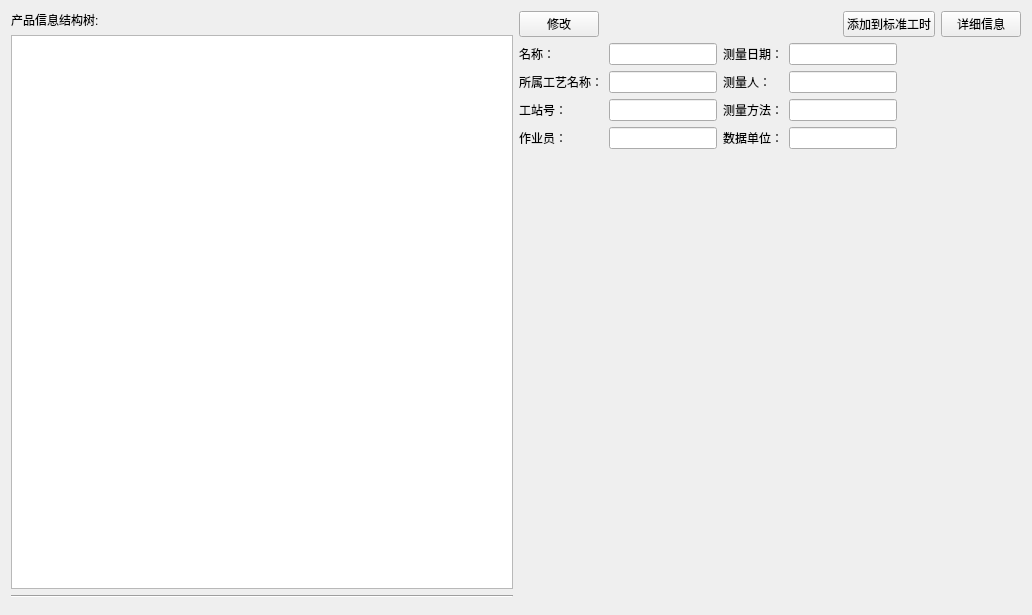
Above: Pwh/pwhmanagement.ui from yukuan1991/product-working-hours before the change. Below: the same form after it.
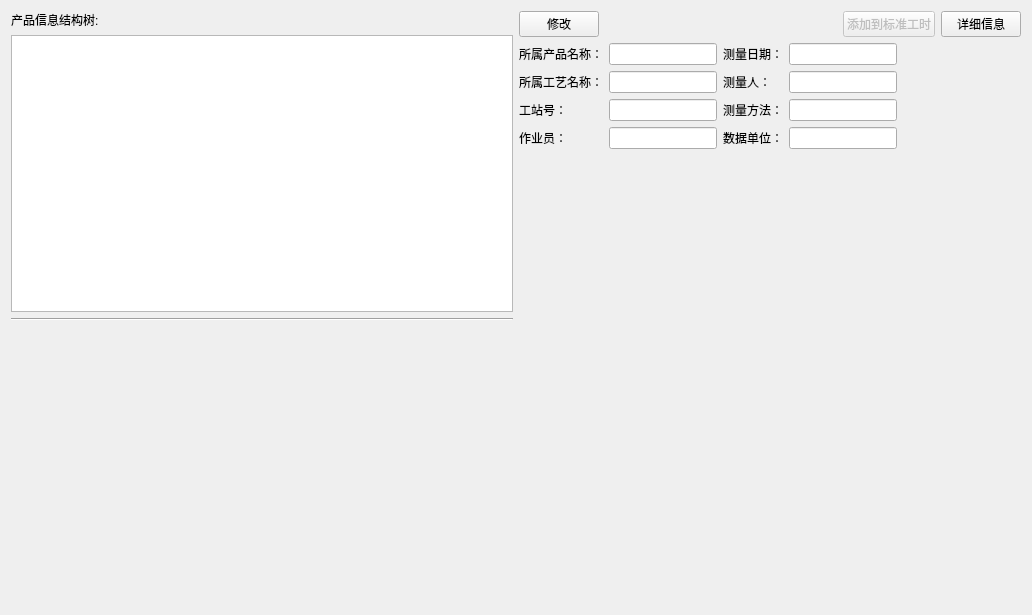
That is the form after the change.

```diff
--- a/Pwh/pwhmanagement.ui
+++ b/Pwh/pwhmanagement.ui
@@ -15,7 +15,7 @@
   </property>
   <layout class="QHBoxLayout" name="horizontalLayout_3">
    <item>
-    <layout class="QVBoxLayout" name="verticalLayout_2">
+    <layout class="QVBoxLayout" name="verticalLayout_2" stretch="0,1,0,1">
      <item>
       <widget class="QLabel" name="label">
        <property name="text">
@@ -63,7 +63,10 @@
         </spacer>
        </item>
        <item>
-        <widget class="QPushButton" name="pushButton_2">
+        <widget class="QPushButton" name="button_add_std">
+         <property name="enabled">
+          <bool>false</bool>
+         </property>
          <property name="text">
           <string>添加到标准工时</string>
          </property>
@@ -85,7 +88,7 @@
          <item row="0" column="0">
           <widget class="QLabel" name="label_2">
            <property name="text">
-            <string>名称：</string>
+            <string>所属产品名称：</string>
            </property>
           </widget>
          </item>
```
Left out of the diff: 24 changed lines with no effect on the pictures.
